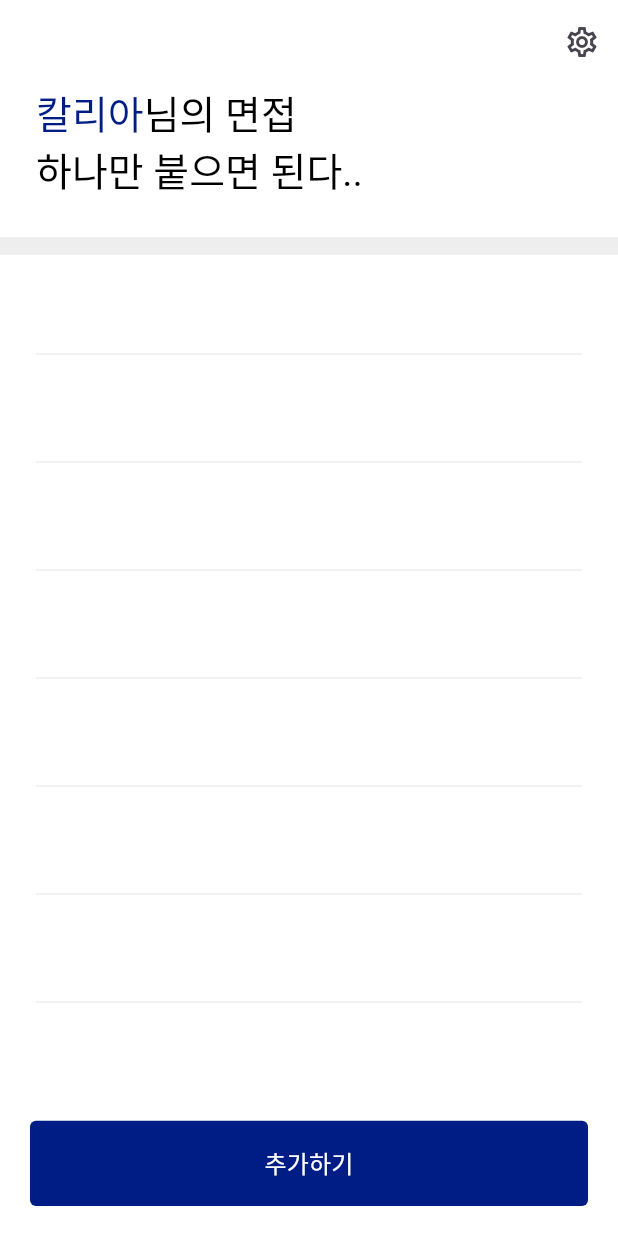
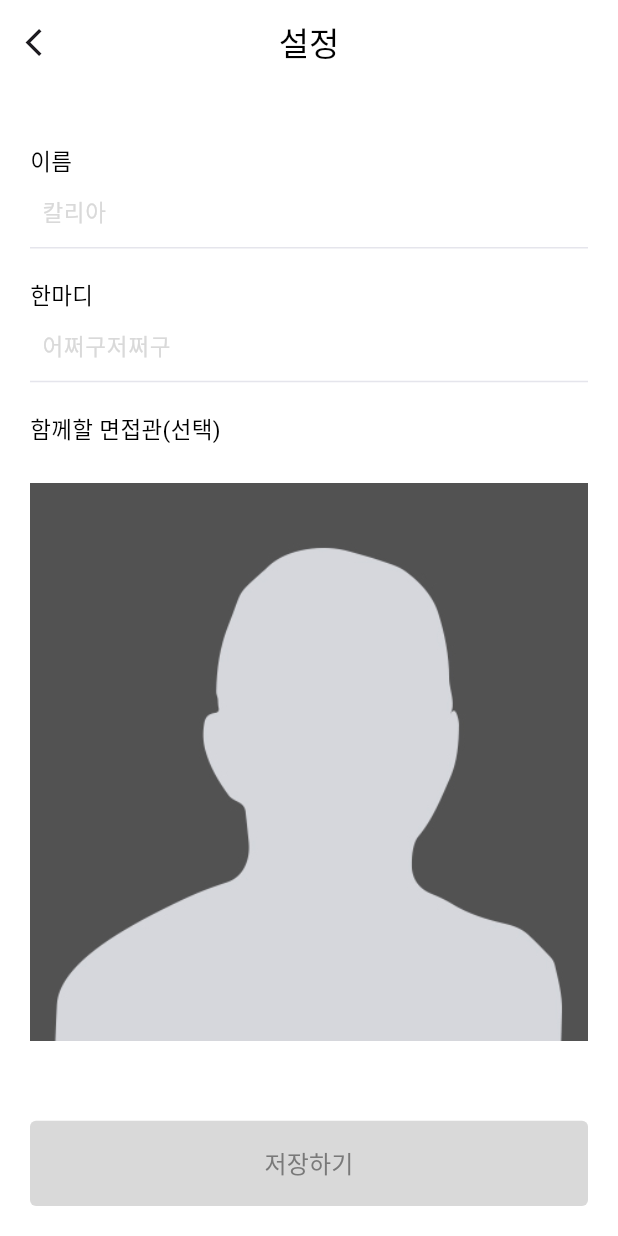
Before and after one commit to eqqmayo/moi-interview, a Flutter app: the screen it shows after launch, on a phone screen of 412 x 824 dp. Run offline on Flutter 3.47's test engine with Material 3 defaults, Android fonts, the phone set to English and light mode, and no system bars; our stand-ins replace go_router; Roboto replaces fonts that are missing (Pretendard).

Commit message:
ui: SettingScreen 구현

```diff
--- a/lib/presentation/components/default_text_field.dart
+++ b/lib/presentation/components/default_text_field.dart
@@ -24,7 +24,6 @@ class DefaultTextField extends StatelessWidget {
           title,
           style: TextStyles.caption,
         ),
-        SizedBox(height: getHeight(12)),
         TextField(
           controller: controller,
           cursorColor: ColorStyles.black,
--- a/lib/presentation/screens/home/home_screen.dart
+++ b/lib/presentation/screens/home/home_screen.dart
@@ -1,5 +1,4 @@
 import 'package:flutter/material.dart';
-import 'package:go_router/go_router.dart';
 import 'package:moi_interview/presentation/components/default_button.dart';
 import 'package:moi_interview/presentation/components/default_dialog.dart';
 import 'package:moi_interview/utils/color_styles.dart';
@@ -16,7 +15,9 @@ class HomeScreen extends StatelessWidget {
         backgroundColor: ColorStyles.white,
         actions: [
           IconButton(
-              onPressed: () {}, icon: const Icon(Icons.settings_outlined))
+            onPressed: () {},
+            icon: const Icon(Icons.settings_outlined),
+          )
         ],
       ),
       body: SafeArea(
--- /dev/null
+++ b/lib/presentation/screens/setting/setting_screen.dart
@@ -0,0 +1,63 @@
+import 'package:flutter/material.dart';
+import 'package:moi_interview/presentation/components/default_button.dart';
+import 'package:moi_interview/presentation/components/default_text_field.dart';
+import 'package:moi_interview/utils/color_styles.dart';
+import 'package:moi_interview/utils/size_config.dart';
+import 'package:moi_interview/utils/text_styles.dart';
+
+class SettingScreen extends StatelessWidget {
+  const SettingScreen({super.key});
+
+  @override
+  Widget build(BuildContext context) {
+    return Scaffold(
+      backgroundColor: ColorStyles.white,
+      appBar: AppBar(
+        backgroundColor: ColorStyles.white,
+        leading: IconButton(
+          icon: const Icon(Icons.arrow_back_ios),
+          iconSize: 22,
+          onPressed: () {
+            Navigator.pop(context);
+          },
+        ),
+        title: const Text('설정', style: TextStyles.heading2),
+        centerTitle: true,
+      ),
+      body: SafeArea(
+        child: Column(
+          children: [
+            Expanded(
+              child: SingleChildScrollView(
+                child: Padding(
+                  padding: const EdgeInsets.symmetric(horizontal: 20.0),
+                  child: Column(
+                    crossAxisAlignment: CrossAxisAlignment.start,
+                    children: [
+                      SizedBox(height: getHeight(40)),
+                      const DefaultTextField(title: '이름', palceHolder: '칼리아'),
+                      SizedBox(height: getHeight(20)),
+                      const DefaultTextField(
+                          title: '한마디', palceHolder: '어쩌구저쩌구'),
+                      SizedBox(height: getHeight(20)),
+                      const Text('함께할 면접관(선택)', style: TextStyles.caption),
+                      SizedBox(height: getHeight(10)),
+                      Center(
+                        child: Image.asset(
+                          'assets/images/interviewer.jpg',
+                          width: 400,
+                          height: 400,
+                        ),
+                      )
+                    ],
+                  ),
+                ),
+              ),
+            ),
+            const DefaultButton(title: '저장하기')
+          ],
+        ),
+      ),
+    );
+  }
+}
--- a/lib/presentation/screens/sign_up/sign_up_screen.dart
+++ b/lib/presentation/screens/sign_up/sign_up_screen.dart
@@ -2,7 +2,6 @@ import 'package:flutter/material.dart';
 import 'package:go_router/go_router.dart';
 import 'package:moi_interview/presentation/components/default_button.dart';
 import 'package:moi_interview/presentation/components/default_text_field.dart';
-import 'package:moi_interview/router.dart';
 import 'package:moi_interview/utils/color_styles.dart';
 import 'package:moi_interview/utils/size_config.dart';
 import 'package:moi_interview/utils/text_styles.dart';
--- a/lib/router.dart
+++ b/lib/router.dart
@@ -1,10 +1,11 @@
 import 'package:go_router/go_router.dart';
 import 'package:moi_interview/presentation/screens/home/home_screen.dart';
+import 'package:moi_interview/presentation/screens/setting/setting_screen.dart';
 import 'package:moi_interview/presentation/screens/sign_up/sign_up_screen.dart';
 import 'package:moi_interview/presentation/screens/splash/splash_screen.dart';
 
 final router = GoRouter(
-  initialLocation: '/home',
+  initialLocation: '/setting',
   routes: [
     GoRoute(
       path: '/',
@@ -17,6 +18,10 @@ final router = GoRouter(
     GoRoute(
       path: '/home',
       builder: (context, state) => const HomeScreen(),
+    ),
+    GoRoute(
+      path: '/setting',
+      builder: (context, state) => const SettingScreen(),
     )
   ],
 );
--- a/lib/utils/size_config.dart
+++ b/lib/utils/size_config.dart
@@ -1,39 +1,37 @@
 import 'package:flutter/material.dart';
 
 class SizeConfig {
-  static MediaQueryData? _mediaQueryData;
-  static double? width;
-  static double? height;
-  static Orientation? orientation;
+  static late MediaQueryData _mediaQueryData;
+  static late double width;
+  static late double height;
+  static late Orientation orientation;
   static const double designWidth = 375.0;
   static const double designHeight = 812.0;
 
   void init(BuildContext context) {
     _mediaQueryData = MediaQuery.of(context);
-    width = _mediaQueryData!.size.width;
-    height = _mediaQueryData!.size.height;
-    orientation = _mediaQueryData!.orientation;
+    width = MediaQuery.sizeOf(context).width;
+    height = MediaQuery.sizeOf(context).height;
+    orientation = _mediaQueryData.orientation;
   }
 }
 
-// 세로 비율에 따른 높이
 double getHeight(double inputHeight) {
   double screenHeightPortrait =
-      (inputHeight / SizeConfig.designHeight) * SizeConfig.height!;
+      (inputHeight / SizeConfig.designHeight) * SizeConfig.height;
   double screenHeightLandscape =
-      (inputHeight / SizeConfig.designWidth) * SizeConfig.width!;
+      (inputHeight / SizeConfig.designWidth) * SizeConfig.width;
 
   return SizeConfig.orientation == Orientation.portrait
       ? screenHeightPortrait
       : screenHeightLandscape;
 }
 
-// 가로 비율에 따른 너비
 double getWidth(double inputWidth) {
   double screenWidthPortrait =
-      (inputWidth / SizeConfig.designWidth) * SizeConfig.width!;
+      (inputWidth / SizeConfig.designWidth) * SizeConfig.width;
   double screenWidthLandscape =
-      (inputWidth / SizeConfig.designWidth) * SizeConfig.height!;
+      (inputWidth / SizeConfig.designWidth) * SizeConfig.height;
   return SizeConfig.orientation == Orientation.portrait
       ? screenWidthPortrait
       : screenWidthLandscape;
--- a/lib/utils/text_styles.dart
+++ b/lib/utils/text_styles.dart
@@ -8,6 +8,12 @@ abstract class TextStyles {
   );
 
   static TextStyle colorHeading = heading.copyWith(color: ColorStyles.primary);
+
+  static const TextStyle heading2 = TextStyle(
+    color: ColorStyles.black,
+    fontSize: 22,
+    fontWeight: FontWeight.w500,
+  );
 
   static const TextStyle subHeading = TextStyle(
     color: ColorStyles.black,
--- a/pubspec.yaml
+++ b/pubspec.yaml
@@ -7,6 +7,7 @@ environment:
   sdk: '>=3.4.3 <4.0.0'
 
 dependencies:
+  cupertino_icons: ^1.0.8
   flutter:
     sdk: flutter
   go_router: ^14.2.7
@@ -18,7 +19,8 @@ dev_dependencies:
 
 flutter:
   uses-material-design: true
-
+  assets:
+    - assets/images/interviewer.jpg
   fonts:
     - family: Pretendard
       fonts:
```
Also changed, not shown: assets/images/interviewer.jpg (added).
